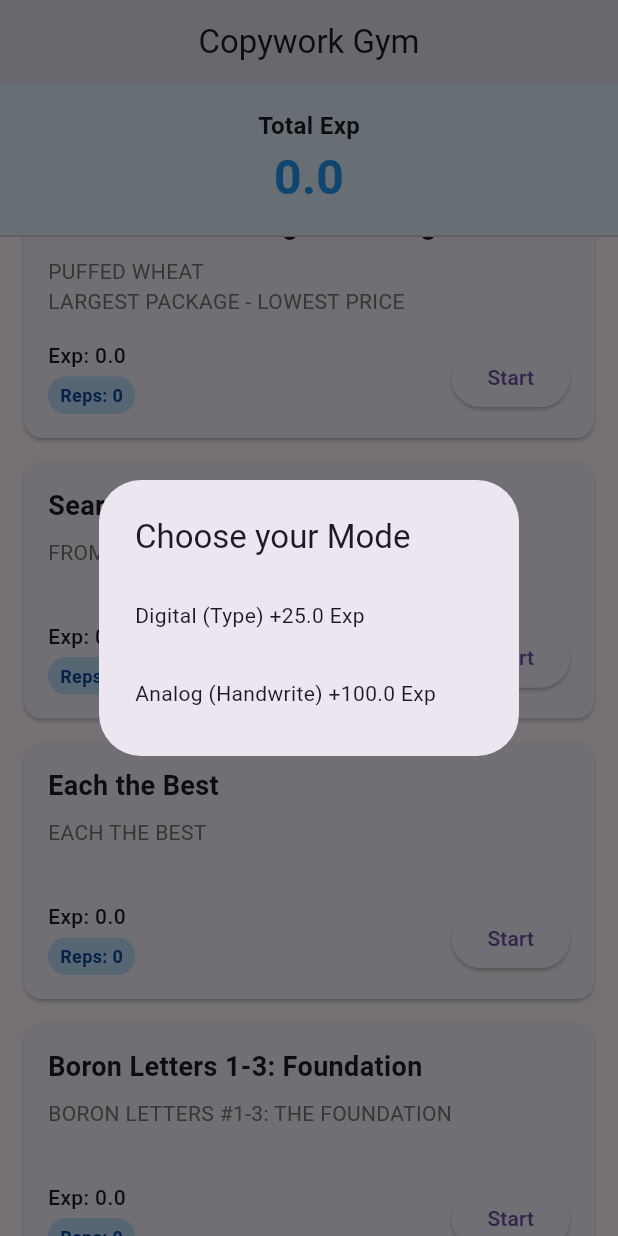
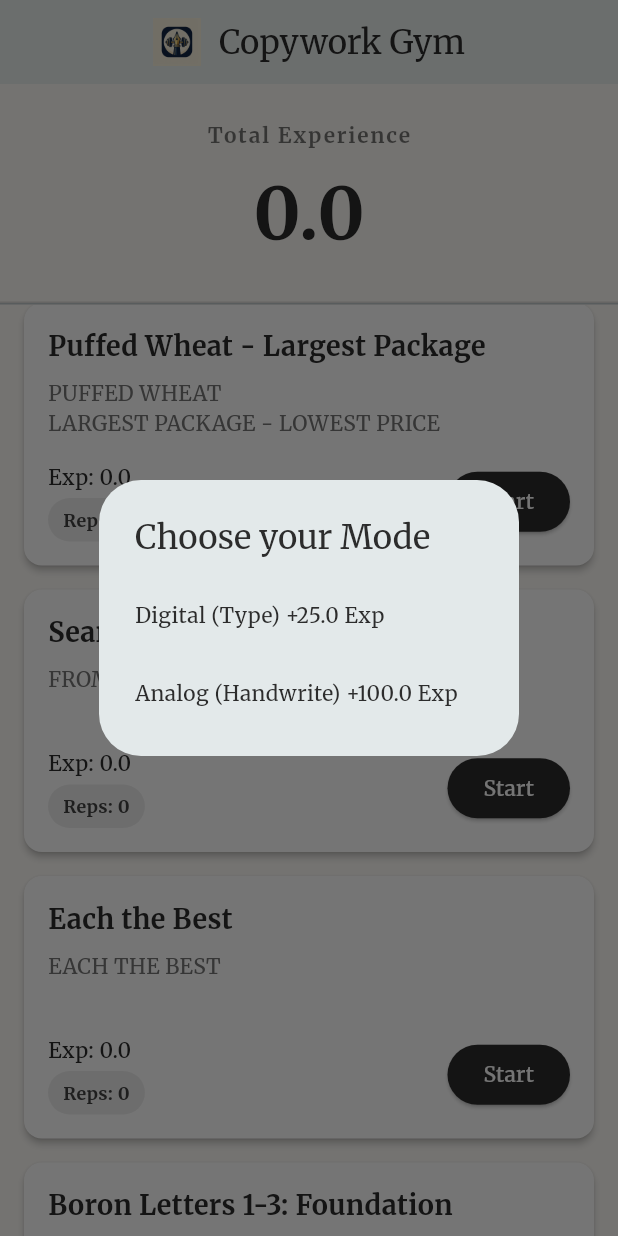
Before and after one commit to 134ch/copywork-gym, a Flutter app: the screen it shows after launch, scrolled down 1728 dp, after a tap on "Start", on a phone screen of 412 x 824 dp. Run offline on Flutter 3.47's test engine with Material 3 defaults, Android fonts, the phone set to English and light mode, and no system bars; our stand-ins replace google_fonts, image_picker, shared_preferences.

Commit message:
Added some aesthetic upgrade

```diff
--- a/lib/analog_mode.dart
+++ b/lib/analog_mode.dart
@@ -2,6 +2,7 @@ import 'dart:io';
 import 'package:flutter/foundation.dart' show kIsWeb;
 import 'package:flutter/material.dart';
 import 'package:image_picker/image_picker.dart';
+import 'package:google_fonts/google_fonts.dart';
 import 'challenge_model.dart';
 import 'data.dart';
 import 'storage_service.dart';
@@ -16,7 +17,7 @@ class AnalogModeScreen extends StatefulWidget {
 }
 
 class _AnalogModeScreenState extends State<AnalogModeScreen> {
-  List<XFile> _currentSessionImages = [];
+  final List<XFile> _currentSessionImages = [];
   List<List<String>> _pastSessions = [];
   final ImagePicker _picker = ImagePicker();
 
@@ -193,8 +194,7 @@ class _AnalogModeScreenState extends State<AnalogModeScreen> {
                       ),
                       child: Text(
                         widget.challenge.content,
-                        style: const TextStyle(
-                          fontFamily: 'Georgia', // Serif font for analog feel
+                        style: GoogleFonts.merriweather(
                           fontSize: 18,
                           height: 1.6,
                           color: Colors.black87,
@@ -343,7 +343,7 @@ class _AnalogModeScreenState extends State<AnalogModeScreen> {
                     ? _completeChallenge
                     : null,
                 style: ElevatedButton.styleFrom(
-                  backgroundColor: Colors.green.shade700,
+                  backgroundColor: const Color(0xFF2C2C2C),
                   foregroundColor: Colors.white,
                   padding: const EdgeInsets.symmetric(vertical: 16),
                   textStyle: const TextStyle(
--- a/lib/digital_mode.dart
+++ b/lib/digital_mode.dart
@@ -1,4 +1,5 @@
 import 'package:flutter/material.dart';
+import 'package:google_fonts/google_fonts.dart';
 import 'challenge_model.dart';
 import 'data.dart';
 import 'storage_service.dart';
@@ -52,7 +53,7 @@ class _DigitalModeScreenState extends State<DigitalModeScreen> {
 
       spans.add(TextSpan(
         text: targetText[i],
-        style: TextStyle(
+        style: GoogleFonts.merriweather(
           color: textColor,
           fontSize: 18,
           height: 1.5,
@@ -96,7 +97,7 @@ class _DigitalModeScreenState extends State<DigitalModeScreen> {
             child: Container(
               width: double.infinity,
               padding: const EdgeInsets.all(16.0),
-              color: Colors.grey.shade100,
+              color: const Color(0xFFFDFBF7),
               child: SingleChildScrollView(
                 controller: _scrollController,
                 child: _buildHighlightedText(),
@@ -117,6 +118,10 @@ class _DigitalModeScreenState extends State<DigitalModeScreen> {
                       maxLines: null,
                       expands: true,
                       enableInteractiveSelection: false, // Disable paste
+                      style: GoogleFonts.merriweather(
+                        fontSize: 18,
+                        height: 1.5,
+                      ),
                       decoration: const InputDecoration(
                         hintText: 'Type the text exactly as shown above...',
                         border: OutlineInputBorder(),
@@ -130,7 +135,8 @@ class _DigitalModeScreenState extends State<DigitalModeScreen> {
                     child: ElevatedButton(
                       onPressed: _isMatch ? _finishChallenge : null,
                       style: ElevatedButton.styleFrom(
-                        backgroundColor: _isMatch ? Colors.blue : Colors.grey,
+                        backgroundColor:
+                            _isMatch ? const Color(0xFF2C2C2C) : Colors.grey,
                         foregroundColor: Colors.white,
                         padding: const EdgeInsets.symmetric(vertical: 16),
                       ),
--- a/lib/main.dart
+++ b/lib/main.dart
@@ -1,4 +1,5 @@
 import 'package:flutter/material.dart';
+import 'package:google_fonts/google_fonts.dart';
 import 'challenge_model.dart';
 import 'data.dart';
 import 'digital_mode.dart';
@@ -16,11 +17,34 @@ class MyApp extends StatelessWidget {
 
   @override
   Widget build(BuildContext context) {
+    const paperColor = Color(0xFFFDFBF7);
+    const inkColor = Color(0xFF2C2C2C);
+
     return MaterialApp(
       title: 'Copywork Gym',
       theme: ThemeData(
-        primarySwatch: Colors.blue,
         useMaterial3: true,
+        scaffoldBackgroundColor: paperColor,
+        colorScheme: ColorScheme.fromSeed(
+          seedColor: inkColor,
+          primary: inkColor,
+          surface: paperColor,
+        ),
+        cardTheme: const CardTheme(
+          color: Colors.white,
+          elevation: 2,
+          surfaceTintColor: Colors.white, // Avoid tint on M3
+        ),
+        textTheme: GoogleFonts.merriweatherTextTheme().apply(
+          bodyColor: inkColor,
+          displayColor: inkColor,
+        ),
+        appBarTheme: const AppBarTheme(
+          backgroundColor: paperColor,
+          elevation: 0,
+          foregroundColor: inkColor,
+          centerTitle: true,
+        ),
       ),
       home: const HomeScreen(),
     );
@@ -42,28 +66,43 @@ class _HomeScreenState extends State<HomeScreen> {
 
     return Scaffold(
       appBar: AppBar(
-        title: const Text('Copywork Gym'),
+        title: Row(
+          mainAxisSize: MainAxisSize.min,
+          children: [
+            Image.asset('Assets/logo.png', height: 32),
+            const SizedBox(width: 12),
+            const Text('Copywork Gym'),
+          ],
+        ),
         centerTitle: true,
       ),
       body: Column(
         children: [
           // Total Exp Section
           Container(
-            padding: const EdgeInsets.all(16.0),
-            color: Colors.blue.shade50,
+            padding: const EdgeInsets.all(24.0),
             width: double.infinity,
+            decoration: const BoxDecoration(
+              border: Border(bottom: BorderSide(color: Colors.black12)),
+            ),
             child: Column(
               children: [
-                const Text(
-                  'Total Exp',
-                  style: TextStyle(fontSize: 16, fontWeight: FontWeight.bold),
+                Text(
+                  'Total Experience',
+                  style: GoogleFonts.merriweather(
+                    fontSize: 14,
+                    fontWeight: FontWeight.bold,
+                    letterSpacing: 1.2,
+                    color: Colors.black54,
+                  ),
                 ),
+                const SizedBox(height: 8),
                 Text(
                   totalExp.toStringAsFixed(1), // Support decimals
                   style: const TextStyle(
-                    fontSize: 32,
+                    fontSize: 48,
                     fontWeight: FontWeight.bold,
-                    color: Colors.blue,
+                    color: Color(0xFF2C2C2C),
                   ),
                 ),
               ],
@@ -139,16 +178,16 @@ class ChallengeTile extends StatelessWidget {
                           TooltipTriggerMode.tap, // For mobile long-press/tap
                       child: Container(
                         padding: const EdgeInsets.symmetric(
-                            horizontal: 8, vertical: 4),
+                            horizontal: 10, vertical: 6),
                         decoration: BoxDecoration(
-                          color: Colors.blue.shade100,
-                          borderRadius: BorderRadius.circular(12),
+                          color: Colors.grey.shade200,
+                          borderRadius: BorderRadius.circular(16),
                         ),
                         child: Text(
                           'Reps: ${challenge.totalReps}',
                           style: TextStyle(
                             fontSize: 12,
-                            color: Colors.blue.shade900,
+                            color: Colors.grey.shade800,
                             fontWeight: FontWeight.bold,
                           ),
                         ),
@@ -159,6 +198,10 @@ class ChallengeTile extends StatelessWidget {
                 if (challenge.isCompleted)
                   const Icon(Icons.check_circle, color: Colors.green, size: 32),
                 ElevatedButton(
+                  style: ElevatedButton.styleFrom(
+                    backgroundColor: const Color(0xFF2C2C2C),
+                    foregroundColor: Colors.white,
+                  ),
                   onPressed: () async {
                     // Show Mode Selection Dialog
                     final mode = await showDialog<String>(
```
Also changed, not shown: pubspec.yaml (+23 -0 lines), Assets/logo.png (added), pubspec.lock, 42 other files.
